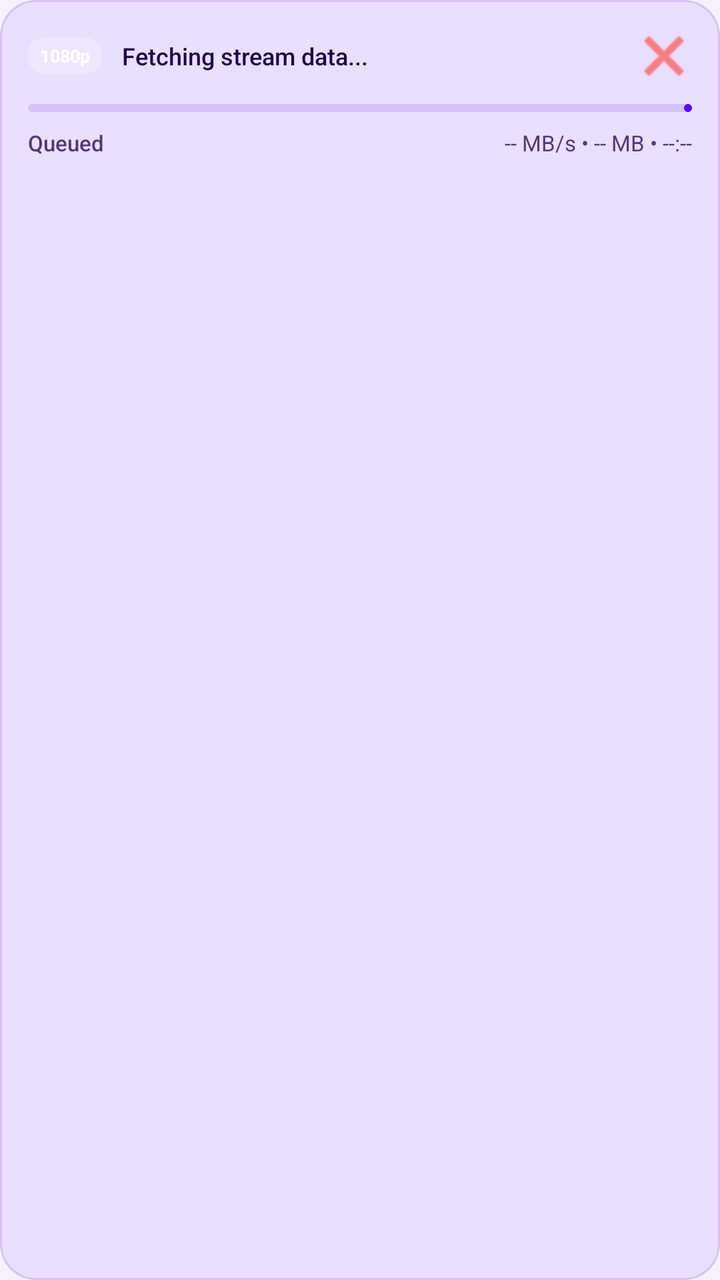
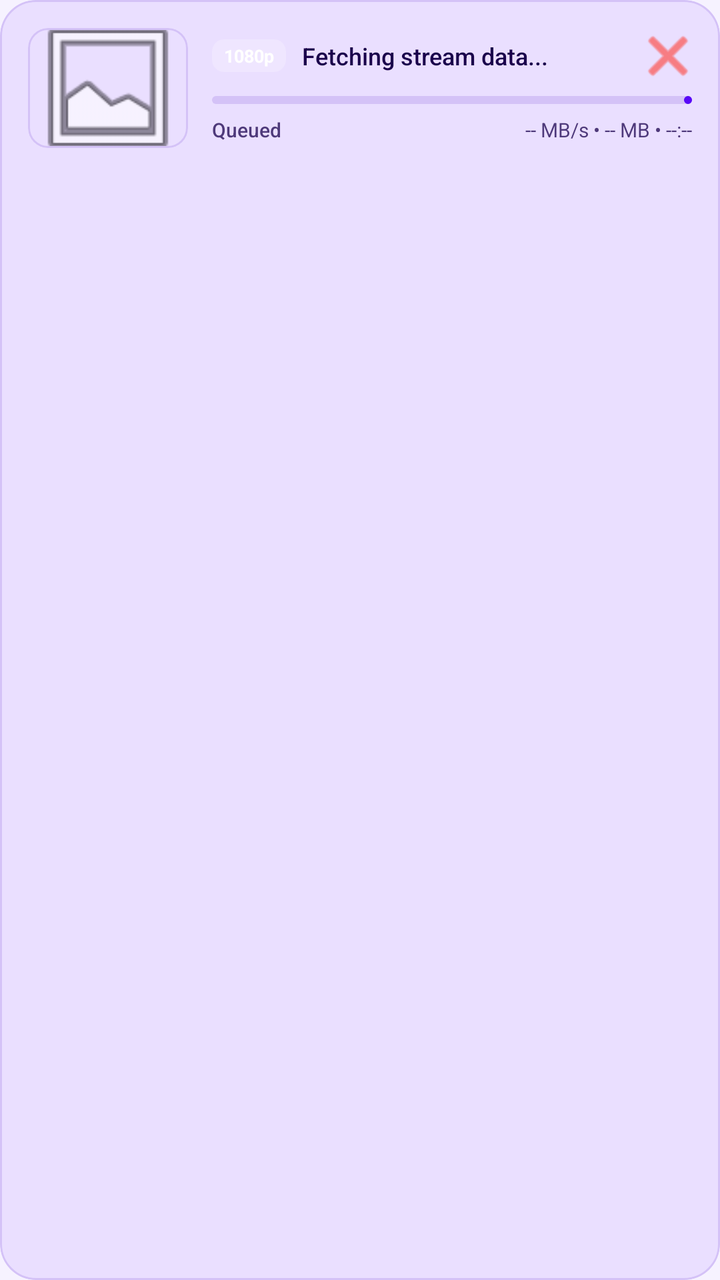

Compare the two renders of this Android layout. The source of the first and the diff that turns it into the second are given below.
<!-- AndroidManifest.xml: application theme Theme.ChatSnap -->
<!-- res/layout/item_download_task.xml -->
<?xml version="1.0" encoding="utf-8"?>
<com.google.android.material.card.MaterialCardView xmlns:android="http://schemas.android.com/apk/res/android"
    xmlns:app="http://schemas.android.com/apk/res-auto"
    android:layout_width="match_parent"
    android:layout_height="wrap_content"
    android:layout_marginBottom="12dp"
    app:cardCornerRadius="18dp"
    app:cardElevation="0dp"
    app:strokeWidth="1dp"
    app:strokeColor="?attr/colorOutlineVariant"
    app:cardBackgroundColor="?attr/colorSurface">

    <LinearLayout
        android:layout_width="match_parent"
        android:layout_height="wrap_content"
        android:orientation="vertical"
        android:padding="14dp">

        
        <LinearLayout
            android:layout_width="match_parent"
            android:layout_height="wrap_content"
            android:orientation="horizontal"
            android:gravity="center_vertical"
            android:layout_marginBottom="10dp">

            
            <com.google.android.material.card.MaterialCardView
                android:id="@+id/cvQualityBadge"
                android:layout_width="wrap_content"
                android:layout_height="wrap_content"
                app:cardCornerRadius="8dp"
                app:cardElevation="0dp"
                app:cardBackgroundColor="?attr/colorPrimaryContainer"
                app:strokeWidth="0dp">

                <TextView
                    android:id="@+id/tvTaskQuality"
                    android:layout_width="wrap_content"
                    android:layout_height="wrap_content"
                    android:paddingHorizontal="6dp"
                    android:paddingVertical="3dp"
                    android:text="1080p"
                    android:textColor="?attr/colorOnPrimaryContainer"
                    android:textSize="9sp"
                    android:textStyle="bold" />
            </com.google.android.material.card.MaterialCardView>

            
            <TextView
                android:id="@+id/tvTaskTitle"
                android:layout_width="0dp"
                android:layout_height="wrap_content"
                android:layout_weight="1"
                android:layout_marginStart="10dp"
                android:layout_marginEnd="10dp"
                android:text="Fetching stream data..."
                android:textColor="?android:attr/textColorPrimary"
                android:textSize="12sp"
                android:fontFamily="sans-serif-medium"
                android:singleLine="true"
                android:ellipsize="end" />

            
            <ImageButton
                android:id="@+id/btnCancelTask"
                android:layout_width="28dp"
                android:layout_height="28dp"
                android:background="?attr/selectableItemBackgroundBorderless"
                android:src="@android:drawable/ic_menu_close_clear_cancel"
                app:tint="#FF3B30"
                android:contentDescription="Cancel download" />
        </LinearLayout>

        
        <com.google.android.material.progressindicator.LinearProgressIndicator
            android:id="@+id/pbTaskProgress"
            android:layout_width="match_parent"
            android:layout_height="wrap_content"
            android:layout_marginBottom="8dp"
            app:trackThickness="4dp"
            app:trackCornerRadius="2dp"
            app:trackColor="?attr/colorOutlineVariant"
            app:indicatorColor="?attr/colorPrimary"
            android:progress="0" />

        
        <RelativeLayout
            android:layout_width="match_parent"
            android:layout_height="wrap_content">

            
            <TextView
                android:id="@+id/tvTaskStatus"
                android:layout_width="wrap_content"
                android:layout_height="wrap_content"
                android:layout_alignParentStart="true"
                android:text="Queued"
                android:textColor="?android:attr/textColorSecondary"
                android:textSize="11sp"
                android:fontFamily="sans-serif-medium" />

            
            <TextView
                android:id="@+id/tvTaskStats"
                android:layout_width="wrap_content"
                android:layout_height="wrap_content"
                android:layout_alignParentEnd="true"
                android:text="-- MB/s • -- MB • --:--"
                android:textColor="?android:attr/textColorSecondary"
                android:textSize="11sp" />
        </RelativeLayout>

    </LinearLayout>
</com.google.android.material.card.MaterialCardView>
<!-- resources referenced by this layout -->
<resources>
  <style name="Theme.ChatSnap" parent="Base.Theme.ChatSnap" />
  <style name="Base.Theme.ChatSnap" parent="Theme.Material3.DayNight.NoActionBar">
          
          <item name="colorPrimary">@color/primary</item>
          <item name="colorOnPrimary">@color/white</item>
          <item name="colorPrimaryContainer">@color/primary_container</item>
          <item name="colorOnPrimaryContainer">@color/white</item>
  
          <item name="colorSecondary">@color/secondary</item>
          <item name="colorOnSecondary">@color/white</item>
          <item name="colorSecondaryContainer">@color/secondary_container</item>
          <item name="colorOnSecondaryContainer">@color/on_surface</item>
  
          <item name="colorTertiary">#E966FF</item>
          <item name="colorOnTertiary">@color/white</item>
  
          <item name="android:windowBackground">@color/background</item>
          <item name="colorSurface">@color/surface_container</item>
          <item name="colorOnSurface">@color/on_surface</item>
          <item name="colorSurfaceVariant">@color/surface_container_low</item>
          <item name="colorOnSurfaceVariant">@color/on_surface_variant</item>
  
          <item name="colorOutline">@color/outline</item>
          <item name="colorOutlineVariant">@color/outline_variant</item>
  
          
          <item name="android:textColorPrimary">?attr/colorOnSurface</item>
          <item name="android:textColorSecondary">?attr/colorOnSurfaceVariant</item>
          <item name="android:textColorHint">?attr/colorOutline</item>
  
          
          <item name="android:statusBarColor">?attr/colorPrimary</item>
          <item name="android:windowLightStatusBar">false</item>
  
          
          <item name="chatBubbleSentColor">#DCF8C6</item>
          <item name="chatBubbleReceivedColor">@color/white</item>
          <item name="chatBubbleSentTextColor">@color/black</item>
          <item name="chatBubbleReceivedTextColor">@color/black</item>
          <item name="themeAccentColor">@color/primary</item>
          <item name="android:popupBackground">?attr/colorSurface</item>
          <item name="android:itemBackground">?attr/colorSurface</item>
  
          <item name="editTextStyle">@style/Widget.Material3.TextInputEditText.OutlinedBox</item>
          <item name="textInputStyle">@style/Widget.Material3.TextInputLayout.OutlinedBox</item>
          <item name="android:windowAnimationStyle">@style/Animation.Activity</item>
      </style>
  <color name="primary">#5908f7</color>
  <color name="white">#FFFFFFFF</color>
  <color name="primary_container">#EFE6FF</color>
  <color name="secondary">#5C5766</color>
  <color name="secondary_container">#E8E3F0</color>
  <color name="on_surface">#1A004B</color>
  <color name="background">#F6F2FF</color>
  <color name="surface_container">#EADFFF</color>
  <color name="surface_container_low">#F5EEFF</color>
  <color name="on_surface_variant">#4E397A</color>
  <color name="outline">#8C77B8</color>
  <color name="outline_variant">#D4C2F7</color>
  <color name="black">#FF000000</color>
  <style name="Animation.Activity" parent="@android:style/Animation.Activity">
          <item name="android:activityOpenEnterAnimation">@anim/slide_in_right</item>
          <item name="android:activityOpenExitAnimation">@anim/slide_out_left</item>
          <item name="android:activityCloseEnterAnimation">@anim/slide_in_left</item>
          <item name="android:activityCloseExitAnimation">@anim/slide_out_right</item>
      </style>
</resources>

<!-- the commit's change to res/layout/item_download_task.xml (unified diff, before → after) -->
@@ -13,103 +13,137 @@
     <LinearLayout
         android:layout_width="match_parent"
         android:layout_height="wrap_content"
-        android:orientation="vertical"
-        android:padding="14dp">
+        android:orientation="horizontal"
+        android:padding="14dp"
+        android:gravity="center_vertical">
+
+        
+        <com.google.android.material.card.MaterialCardView
+            android:layout_width="80dp"
+            android:layout_height="60dp"
+            app:cardCornerRadius="10dp"
+            app:cardElevation="0dp"
+            app:strokeWidth="1dp"
+            app:strokeColor="?attr/colorOutlineVariant">
+
+            <ImageView
+                android:id="@+id/ivTaskThumbnail"
+                android:layout_width="match_parent"
+                android:layout_height="match_parent"
+                android:scaleType="centerCrop"
+                android:src="@android:drawable/ic_menu_gallery" />
+        </com.google.android.material.card.MaterialCardView>
 
         
         <LinearLayout
-            android:layout_width="match_parent"
+            android:layout_width="0dp"
             android:layout_height="wrap_content"
-            android:orientation="horizontal"
-            android:gravity="center_vertical"
-            android:layout_marginBottom="10dp">
+            android:layout_weight="1"
+            android:layout_marginStart="12dp"
+            android:orientation="vertical">
 
             
-            <com.google.android.material.card.MaterialCardView
-                android:id="@+id/cvQualityBadge"
-                android:layout_width="wrap_content"
+            <LinearLayout
+                android:layout_width="match_parent"
                 android:layout_height="wrap_content"
-                app:cardCornerRadius="8dp"
-                app:cardElevation="0dp"
-                app:cardBackgroundColor="?attr/colorPrimaryContainer"
-                app:strokeWidth="0dp">
+                android:orientation="horizontal"
+                android:gravity="center_vertical"
+                android:layout_marginBottom="8dp">
 
-                <TextView
-                    android:id="@+id/tvTaskQuality"
+                
+                <com.google.android.material.card.MaterialCardView
+                    android:id="@+id/cvQualityBadge"
                     android:layout_width="wrap_content"
                     android:layout_height="wrap_content"
-                    android:paddingHorizontal="6dp"
-                    android:paddingVertical="3dp"
-                    android:text="1080p"
-                    android:textColor="?attr/colorOnPrimaryContainer"
-                    android:textSize="9sp"
-                    android:textStyle="bold" />
-            </com.google.android.material.card.MaterialCardView>
+                    app:cardCornerRadius="6dp"
+                    app:cardElevation="0dp"
+                    app:cardBackgroundColor="?attr/colorPrimaryContainer"
+                    app:strokeWidth="0dp">
+
+                    <TextView
+                        android:id="@+id/tvTaskQuality"
+                        android:layout_width="wrap_content"
+                        android:layout_height="wrap_content"
+                        android:paddingHorizontal="6dp"
+                        android:paddingVertical="2dp"
+                        android:text="1080p"
+                        android:textColor="?attr/colorOnPrimaryContainer"
+                        android:textSize="9sp"
+                        android:textStyle="bold" />
+                </com.google.android.material.card.MaterialCardView>
+
+                
+                <TextView
+                    android:id="@+id/tvTaskTitle"
+                    android:layout_width="0dp"
+                    android:layout_height="wrap_content"
+                    android:layout_weight="1"
+                    android:layout_marginStart="8dp"
+                    android:layout_marginEnd="8dp"
+                    android:text="Fetching stream data..."
+                    android:textColor="?android:attr/textColorPrimary"
+                    android:textSize="12sp"
+                    android:fontFamily="sans-serif-medium"
+                    android:singleLine="true"
+                    android:ellipsize="end" />
+
+                
+                <ImageButton
+                    android:id="@+id/btnCancelTask"
+                    android:layout_width="24dp"
+                    android:layout_height="24dp"
+                    android:background="?attr/selectableItemBackgroundBorderless"
+                    android:src="@android:drawable/ic_menu_close_clear_cancel"
+                    app:tint="#FF3B30"
+                    android:contentDescription="Cancel download" />
+            </LinearLayout>
 
             
-            <TextView
-                android:id="@+id/tvTaskTitle"
-                android:layout_width="0dp"
+            <com.google.android.material.progressindicator.LinearProgressIndicator
+                android:id="@+id/pbTaskProgress"
+                android:layout_width="match_parent"
                 android:layout_height="wrap_content"
-                android:layout_weight="1"
-                android:layout_marginStart="10dp"
-                android:layout_marginEnd="10dp"
-                android:text="Fetching stream data..."
-                android:textColor="?android:attr/textColorPrimary"
-                android:textSize="12sp"
-                android:fontFamily="sans-serif-medium"
-                android:singleLine="true"
-                android:ellipsize="end" />
+                android:layout_marginBottom="6dp"
+                app:trackThickness="4dp"
+                app:trackCornerRadius="2dp"
+                app:trackColor="?attr/colorOutlineVariant"
+                app:indicatorColor="?attr/colorPrimary"
+                android:progress="0" />
 
             
-            <ImageButton
-                android:id="@+id/btnCancelTask"
-                android:layout_width="28dp"
-                android:layout_height="28dp"
-                android:background="?attr/selectableItemBackgroundBorderless"
-                android:src="@android:drawable/ic_menu_close_clear_cancel"
-                app:tint="#FF3B30"
-                android:contentDescription="Cancel download" />
+            <LinearLayout
+                android:layout_width="match_parent"
+                android:layout_height="wrap_content"
+                android:orientation="horizontal"
+                android:gravity="center_vertical">
+
+                
+                <TextView
+                    android:id="@+id/tvTaskStatus"
+                    android:layout_width="0dp"
+                    android:layout_height="wrap_content"
+                    android:layout_weight="1"
+                    android:text="Queued"
+                    android:textColor="?android:attr/textColorSecondary"
+                    android:textSize="10sp"
+                    android:fontFamily="sans-serif-medium"
+                    android:singleLine="true"
+                    android:ellipsize="end" />
+
+                
+                <TextView
+                    android:id="@+id/tvTaskStats"
+                    android:layout_width="wrap_content"
+                    android:layout_height="wrap_content"
+                    android:layout_marginStart="8dp"
+                    android:text="-- MB/s • -- MB • --:--"
+                    android:textColor="?android:attr/textColorSecondary"
+                    android:textSize="10sp"
+                    android:singleLine="true"
+                    android:ellipsize="end" />
+            </LinearLayout>
+
         </LinearLayout>
-
-        
-        <com.google.android.material.progressindicator.LinearProgressIndicator
-            android:id="@+id/pbTaskProgress"
-            android:layout_width="match_parent"
-            android:layout_height="wrap_content"
-            android:layout_marginBottom="8dp"
-            app:trackThickness="4dp"
-            app:trackCornerRadius="2dp"
-            app:trackColor="?attr/colorOutlineVariant"
-            app:indicatorColor="?attr/colorPrimary"
-            android:progress="0" />
-
-        
-        <RelativeLayout
-            android:layout_width="match_parent"
-            android:layout_height="wrap_content">
-
-            
-            <TextView
-                android:id="@+id/tvTaskStatus"
-                android:layout_width="wrap_content"
-                android:layout_height="wrap_content"
-                android:layout_alignParentStart="true"
-                android:text="Queued"
-                android:textColor="?android:attr/textColorSecondary"
-                android:textSize="11sp"
-                android:fontFamily="sans-serif-medium" />
-
-            
-            <TextView
-                android:id="@+id/tvTaskStats"
-                android:layout_width="wrap_content"
-                android:layout_height="wrap_content"
-                android:layout_alignParentEnd="true"
-                android:text="-- MB/s • -- MB • --:--"
-                android:textColor="?android:attr/textColorSecondary"
-                android:textSize="11sp" />
-        </RelativeLayout>
 
     </LinearLayout>
 </com.google.android.material.card.MaterialCardView>
